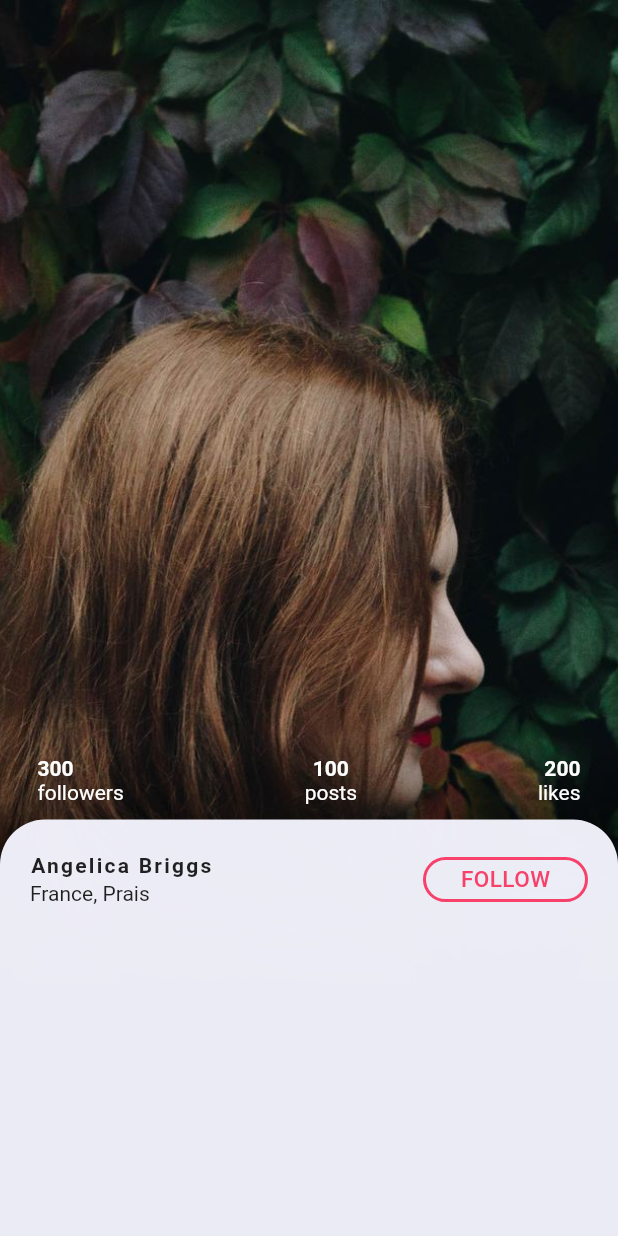
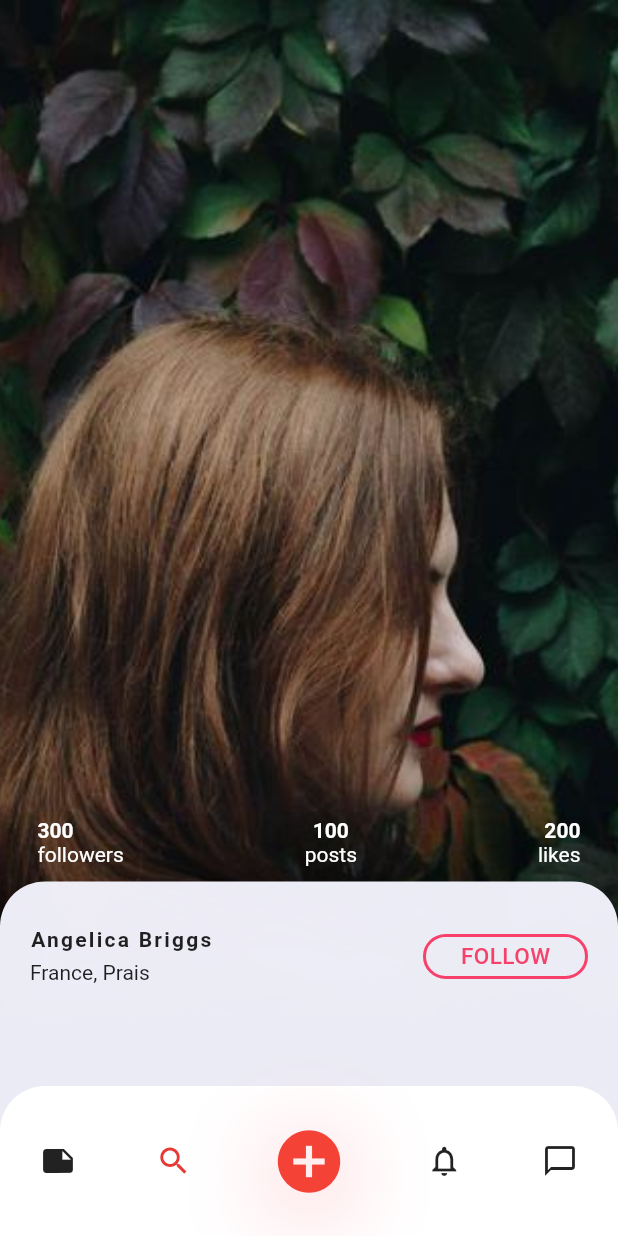
Before and after one commit to vin-the-dev/flutter_social_app, a Flutter app: the screen it shows after launch, on a phone screen of 412 x 824 dp. Run offline on Flutter 3.47's test engine with Material 2 defaults, Android fonts, the phone set to English and light mode, and no system bars.

Commit message:
Menu decoration

```diff
--- a/lib/main.dart
+++ b/lib/main.dart
@@ -4,6 +4,7 @@ import 'package:flutter/material.dart';
 import 'bottom_data_widget.dart';
 import 'image_page_widget.dart';
 import 'profile_section_widget.dart';
+import 'menu_widget.dart';
 
 void main() => runApp(new MyApp());
 
@@ -101,7 +102,7 @@ class _HomePageState extends State<HomePage> with TickerProviderStateMixin {
   }
 
   double getHeightForBottomBar() {
-    double curPer = ((0.8 - 0.4) / 100 * animPercentage) + 0.4;
+    double curPer = ((0.8 - 0.35) / 100 * animPercentage) + 0.35;
     double h = MediaQuery.of(context).size.height;
     return h * curPer;
   }
@@ -147,7 +148,11 @@ class _HomePageState extends State<HomePage> with TickerProviderStateMixin {
     return new Scaffold(
         body: new Container(
       child: new Stack(
-        children: <Widget>[new ImagePageWidget(), new BottomDataWidget()],
+        children: <Widget>[
+          new ImagePageWidget(),
+          new BottomDataWidget(),
+          new MenuWidget()
+        ],
       ),
     ));
   }
--- a/lib/menu_widget.dart
+++ b/lib/menu_widget.dart
@@ -21,10 +21,26 @@ class MenuWidget extends StatelessWidget {
               crossAxisAlignment: CrossAxisAlignment.center,
               children: <Widget>[
                 Icon(Icons.note),
-                Icon(Icons.search),
-                Icon(Icons.add_box),
-                Icon(Icons.notifications),
-                Icon(Icons.chat)
+                Icon(
+                  Icons.search,
+                  color: Colors.red.shade600,
+                ),
+                new DecoratedBox(
+                  decoration: new BoxDecoration(boxShadow: [
+                    new BoxShadow(
+                        color: Colors.red.shade100,
+                        blurRadius: 50.0,
+                        spreadRadius: -1.0,
+                        offset: new Offset(0.0, 10.0))
+                  ]),
+                  child: Icon(
+                    Icons.add_circle,
+                    color: Colors.red,
+                    size: 50.0,
+                  ),
+                ),
+                Icon(Icons.notifications_none),
+                Icon(Icons.chat_bubble_outline)
               ],
             ),
           ),
--- a/lib/profile_section_widget.dart
+++ b/lib/profile_section_widget.dart
@@ -41,13 +41,14 @@ class _ProfileSectionWidgetState extends State<ProfileSectionWidget> {
                   topRight: new Radius.circular(30.0)),
               color: new Color(0xF5F5F5FF)),
           child: new Padding(
-            padding: const EdgeInsets.all(10.0),
+            padding: const EdgeInsets.fromLTRB(10.0, 15.0, 10.0, 0.0),
             child: new Column(
               children: <Widget>[
                 Container(
-                  height: 60.0,
+                  height: 80.0,
                   width: double.infinity,
                   // color: Colors.red.shade100,
+                  padding: new EdgeInsets.fromLTRB(0.0, 0.0, 0.0, 10.0),
                   child: new ClipRect(
                     // padding: new EdgeInsets.all(0.0),
                     // height: 10.0,
```
Also changed, not shown: assets/image1.jpg, assets/image2.jpg, pubspec.lock.
